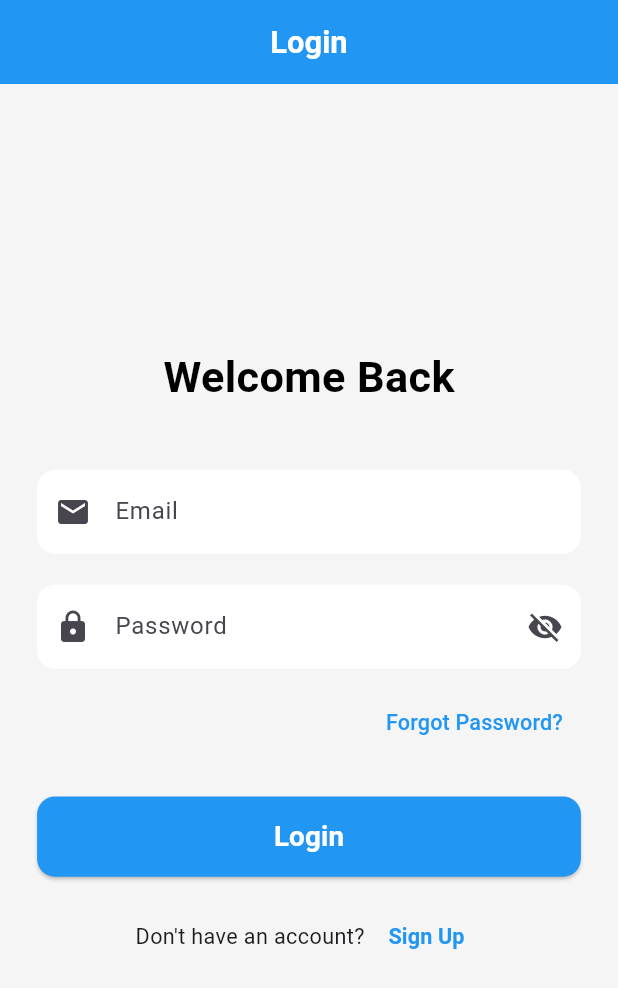
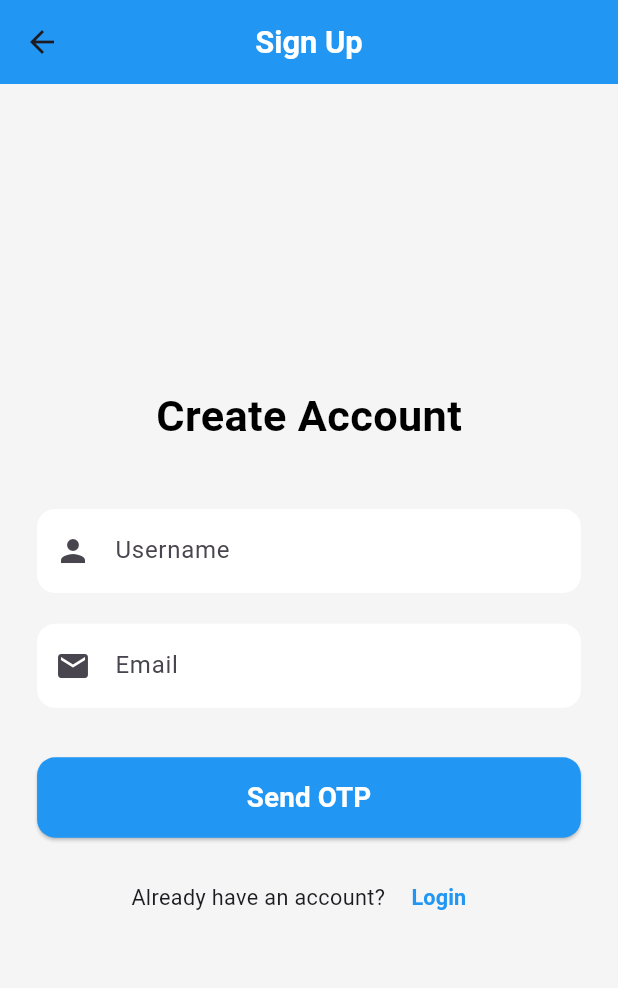
Before and after one commit to TechnovaTech/AleartApp, a Flutter app: the screen it shows after launch, after a tap on "Sign Up", on a phone screen of 412 x 824 dp. Shown: the top 988 px of the screen. Run offline on Flutter 3.47's test engine with Material 3 defaults, Android fonts, the phone set to English and light mode, and no system bars; our stand-ins replace battery_plus, device_info_plus, permission_handler, pretty_qr_code.

Commit message:
Add complete signup flow: signup, OTP verification, set password screens

```diff
--- a/alert_app/lib/screens/login.dart
+++ b/alert_app/lib/screens/login.dart
@@ -1,5 +1,6 @@
 import 'package:flutter/material.dart';
 import 'home.dart';
+import 'signup.dart';
 
 class LoginScreen extends StatefulWidget {
   const LoginScreen({super.key});
@@ -167,7 +168,12 @@ class _LoginScreenState extends State<LoginScreen> {
                       style: TextStyle(fontSize: screenWidth * 0.035),
                     ),
                     TextButton(
-                      onPressed: () {},
+                      onPressed: () {
+                        Navigator.push(
+                          context,
+                          MaterialPageRoute(builder: (context) => const SignupScreen()),
+                        );
+                      },
                       child: Text(
                         'Sign Up',
                         style: TextStyle(
--- /dev/null
+++ b/alert_app/lib/screens/signup.dart
@@ -0,0 +1,188 @@
+import 'package:flutter/material.dart';
+import 'otp_verification.dart';
+
+class SignupScreen extends StatefulWidget {
+  const SignupScreen({super.key});
+
+  @override
+  State<SignupScreen> createState() => _SignupScreenState();
+}
+
+class _SignupScreenState extends State<SignupScreen> {
+  final _usernameController = TextEditingController();
+  final _emailController = TextEditingController();
+  bool _isLoading = false;
+
+  @override
+  void dispose() {
+    _usernameController.dispose();
+    _emailController.dispose();
+    super.dispose();
+  }
+
+  void _sendOTP() {
+    final username = _usernameController.text;
+    final email = _emailController.text;
+
+    if (username.isEmpty || email.isEmpty) {
+      ScaffoldMessenger.of(context).showSnackBar(
+        const SnackBar(content: Text('Please fill all fields')),
+      );
+      return;
+    }
+
+    if (!email.contains('@')) {
+      ScaffoldMessenger.of(context).showSnackBar(
+        const SnackBar(content: Text('Please enter a valid email')),
+      );
+      return;
+    }
+
+    setState(() {
+      _isLoading = true;
+    });
+
+    Future.delayed(const Duration(seconds: 2), () {
+      setState(() {
+        _isLoading = false;
+      });
+
+      Navigator.push(
+        context,
+        MaterialPageRoute(
+          builder: (context) => OTPVerificationScreen(
+            email: email,
+            username: username,
+          ),
+        ),
+      );
+    });
+  }
+
+  @override
+  Widget build(BuildContext context) {
+    final screenWidth = MediaQuery.of(context).size.width;
+    final screenHeight = MediaQuery.of(context).size.height;
+
+    return Scaffold(
+      appBar: AppBar(
+        title: Text(
+          'Sign Up',
+          style: TextStyle(
+            color: Colors.white,
+            fontWeight: FontWeight.bold,
+            fontSize: screenWidth * 0.05,
+          ),
+        ),
+        centerTitle: true,
+        backgroundColor: Colors.blue,
+        elevation: 0,
+      ),
+      body: Container(
+        color: Colors.grey[100],
+        height: screenHeight,
+        child: Center(
+          child: SingleChildScrollView(
+            padding: EdgeInsets.all(screenWidth * 0.06),
+            child: Column(
+              mainAxisAlignment: MainAxisAlignment.center,
+              children: [
+                Text(
+                  'Create Account',
+                  style: TextStyle(
+                    fontSize: screenWidth * 0.07,
+                    fontWeight: FontWeight.bold,
+                    color: Colors.black,
+                  ),
+                ),
+                SizedBox(height: screenWidth * 0.1),
+                TextField(
+                  controller: _usernameController,
+                  decoration: InputDecoration(
+                    labelText: 'Username',
+                    hintText: 'Enter your username',
+                    prefixIcon: const Icon(Icons.person),
+                    filled: true,
+                    fillColor: Colors.white,
+                    border: OutlineInputBorder(
+                      borderRadius: BorderRadius.circular(12),
+                      borderSide: BorderSide.none,
+                    ),
+                  ),
+                ),
+                SizedBox(height: screenWidth * 0.05),
+                TextField(
+                  controller: _emailController,
+                  decoration: InputDecoration(
+                    labelText: 'Email',
+                    hintText: 'Enter your email',
+                    prefixIcon: const Icon(Icons.email),
+                    filled: true,
+                    fillColor: Colors.white,
+                    border: OutlineInputBorder(
+                      borderRadius: BorderRadius.circular(12),
+                      borderSide: BorderSide.none,
+                    ),
+                  ),
+                  keyboardType: TextInputType.emailAddress,
+                ),
+                SizedBox(height: screenWidth * 0.08),
+                SizedBox(
+                  width: double.infinity,
+                  height: screenWidth * 0.13,
+                  child: ElevatedButton(
+                    style: ElevatedButton.styleFrom(
+                      backgroundColor: Colors.blue,
+                      shape: RoundedRectangleBorder(
+                        borderRadius: BorderRadius.circular(12),
+                      ),
+                    ),
+                    onPressed: _isLoading ? null : _sendOTP,
+                    child: _isLoading
+                        ? SizedBox(
+                            height: screenWidth * 0.05,
+                            width: screenWidth * 0.05,
+                            child: const CircularProgressIndicator(
+                              strokeWidth: 2,
+                              valueColor: AlwaysStoppedAnimation<Color>(Colors.white),
+                            ),
+                          )
+                        : Text(
+                            'Send OTP',
+                            style: TextStyle(
+                              color: Colors.white,
+                              fontSize: screenWidth * 0.045,
+                              fontWeight: FontWeight.bold,
+                            ),
+                          ),
+                  ),
+                ),
+                SizedBox(height: screenWidth * 0.04),
+                Row(
+                  mainAxisAlignment: MainAxisAlignment.center,
+                  children: [
+                    Text(
+                      'Already have an account? ',
+                      style: TextStyle(fontSize: screenWidth * 0.035),
+                    ),
+                    TextButton(
+                      onPressed: () => Navigator.pop(context),
+                      child: Text(
+                        'Login',
+                        style: TextStyle(
+                          color: Colors.blue,
+                          fontSize: screenWidth * 0.035,
+                          fontWeight: FontWeight.bold,
+                        ),
+                      ),
+                    ),
+                  ],
+                ),
+              ],
+            ),
+          ),
+        ),
+      ),
+    );
+  }
+}
```
Also changed, not shown: alert_app/lib/screens/otp_verification.dart (added, +216 -0 lines), alert_app/lib/screens/set_password.dart (added, +222 -0 lines).
